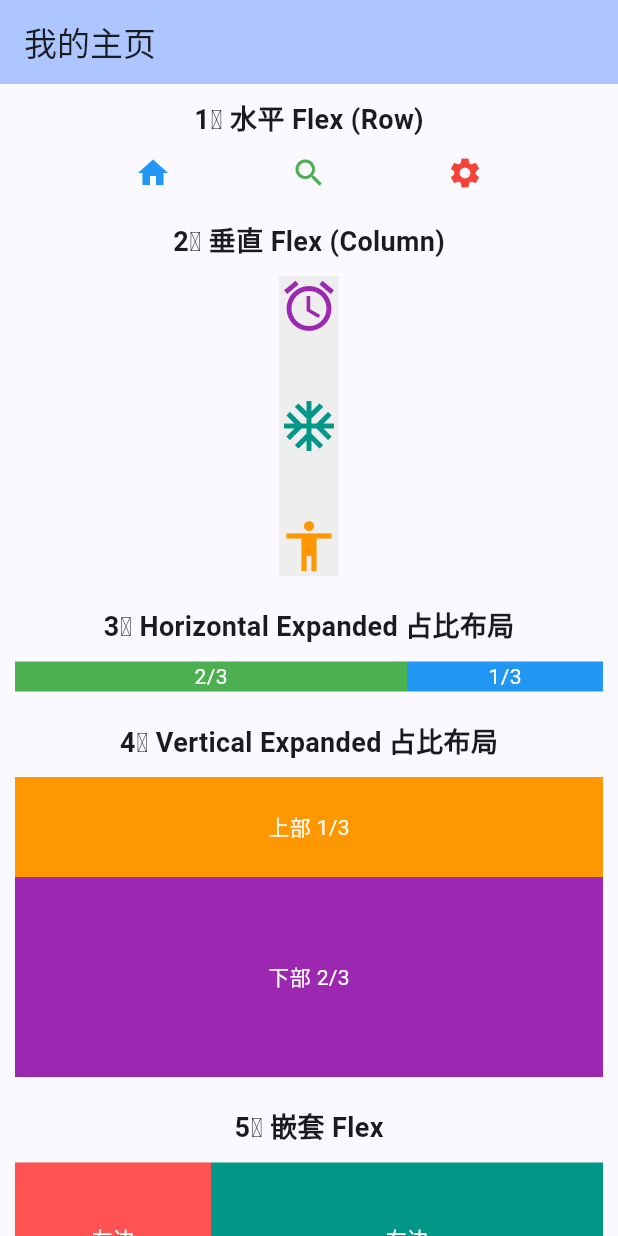
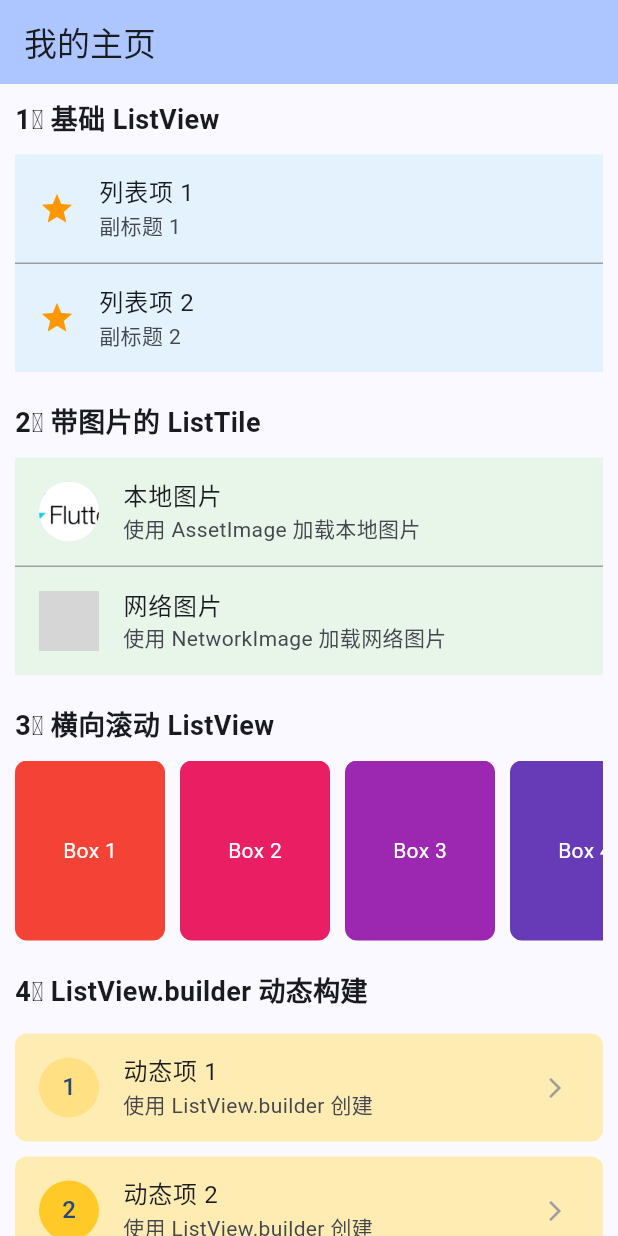
Before and after one commit to joeljhou/hello_flutter, a Flutter app: the screen it shows after launch, on a phone screen of 412 x 824 dp. Run offline on Flutter 3.47's test engine with Material 3 defaults, Android fonts, the phone set to English and light mode, and no system bars; network calls fail; grey boxes are pictures that could not be loaded.

Commit message:
feat(widgets): 添加 ListView 组件

```diff
--- a/lib/main.dart
+++ b/lib/main.dart
@@ -80,7 +80,8 @@ class _MyHomePageState extends State<MyHomePage> {
       // const ImageTest(),
       // const ContainerTest(),
       // const RowTest(),
-      const FlexTest(),
+      // const FlexTest(),
+      const ListviewTest(),
     );
   }
 }
--- /dev/null
+++ b/lib/widgets/listview.dart
@@ -0,0 +1,140 @@
+import 'package:flutter/material.dart';
+
+class ListviewTest extends StatelessWidget {
+  const ListviewTest({super.key});
+
+  @override
+  Widget build(BuildContext context) {
+    return Center(
+      child: ListView(
+        padding: const EdgeInsets.all(10),
+        scrollDirection: Axis.vertical, // 垂直滚动（默认）
+        children: <Widget>[
+          // 1️⃣ 基础文本列表项
+          const Text('1️⃣ 基础 ListView', style: TextStyle(fontSize: 18, fontWeight: FontWeight.bold),),
+          const SizedBox(height: 10),
+          Container(
+            color: Colors.blue[50],
+            child: Column(
+              children: const [
+                ListTile(
+                  leading: Icon(Icons.star, color: Colors.orange),  // Icon
+                  title: Text('列表项 1'),                           // 主标题
+                  subtitle: Text('副标题 1'),                        // 副标题
+                ),
+                Divider(height: 1, color: Colors.grey),
+                ListTile(
+                  leading: Icon(Icons.star, color: Colors.orange),
+                  title: Text('列表项 2'),
+                  subtitle: Text('副标题 2'),
+                ),
+              ],
+            ),
+          ),
+          const SizedBox(height: 20),
+
+          // 2️⃣ 带图片的列表项
+          const Text('2️⃣ 带图片的 ListTile', style: TextStyle(fontSize: 18, fontWeight: FontWeight.bold),),
+          const SizedBox(height: 10),
+          Container(
+            color: Colors.green[50],
+            child: Column(
+              children: const [
+                ListTile(
+                  leading: CircleAvatar(backgroundImage: AssetImage('assets/images/flutter.png'),),
+                  title: Text('本地图片'),
+                  subtitle: Text('使用 AssetImage 加载本地图片'),
+                ),
+                Divider(height: 1, color: Colors.grey),
+                ListTile(
+                  leading: CircleAvatar(backgroundImage: NetworkImage('http://img.geekyspace.cn/pictures/2025/202510082255759.png'),),
+                  title: Text('网络图片'),
+                  subtitle: Text('使用 NetworkImage 加载网络图片'),
+                ),
+              ],
+            ),
+          ),
+          const SizedBox(height: 20),
+
+          // 3️⃣ 横向滚动 ListView
+          const Text('3️⃣ 横向滚动 ListView', style: TextStyle(fontSize: 18, fontWeight: FontWeight.bold),),
+          const SizedBox(height: 10),
+          SizedBox(
+            height: 120,
+            child: ListView(
+              scrollDirection: Axis.horizontal, // 横向滚动
+              children: List.generate(5, (index) {
+                return Container(
+                  width: 100,
+                  margin: const EdgeInsets.only(right: 10),    // 右侧间距
+                  decoration: BoxDecoration(
+                    color: Colors.primaries[index % Colors.primaries.length],  // 循环颜色
+                    borderRadius: BorderRadius.circular(8),    // 圆角
+                  ),
+                  alignment: Alignment.center,                 // 文字居中
+                  child: Text('Box ${index + 1}', style: const TextStyle(color: Colors.white),),
+                );
+              }),
+            ),
+          ),
+          const SizedBox(height: 20),
+
+          // 4️⃣ ListView.builder 动态生成
+          const Text('4️⃣ ListView.builder 动态构建', style: TextStyle(fontSize: 18, fontWeight: FontWeight.bold),),
+          const SizedBox(height: 10),
+          SizedBox(
+            height: 200,
+            child: ListView.builder(
+              itemCount: 5,                       // 列表项数量
+              itemExtent: 82,                     // 每项高度（固定高度可提升性能）
+              itemBuilder: (context, index) {
+                return Container(
+                  margin: const EdgeInsets.symmetric(vertical: 5), // 垂直间距
+                  decoration: BoxDecoration(
+                    color: Colors.amber[100],                      // 背景色（琥珀色）
+                    borderRadius: BorderRadius.circular(8),        // 圆角
+                  ),
+                  child: ListTile(
+                    leading: CircleAvatar(backgroundColor: Colors.amber[(index + 1) * 200 % 900],
+                      child: Text('${index + 1}'),
+                    ),
+                    title: Text('动态项 ${index + 1}'),                  // 标题
+                    subtitle: const Text('使用 ListView.builder 创建'),  // 副标题
+                    trailing: const Icon(Icons.arrow_forward_ios, size: 16, color: Colors.grey),
+                  ),
+                );
+              },
+            ),
+          ),
+          const SizedBox(height: 20),
+
+          // 5️⃣ 分组 + 分割线
+          const Text('5️⃣ 带分组标题的 ListView', style: TextStyle(fontSize: 18, fontWeight: FontWeight.bold),),
+          const SizedBox(height: 10),
+          Container(
+            color: Colors.grey[100],
+            child: Column(
+              crossAxisAlignment: CrossAxisAlignment.start,
+              children: [
+                const Padding(
+                  padding: EdgeInsets.symmetric(vertical: 5, horizontal: 10),
+                  child: Text('热门功能', style: TextStyle(fontSize: 16, fontWeight: FontWeight.bold)),
+                ),
+                const Divider(height: 1, color: Colors.grey),
+                const ListTile(leading: Icon(Icons.message, color: Colors.blue), title: Text('聊天'),),
+                const ListTile(leading: Icon(Icons.camera_alt, color: Colors.redAccent), title: Text('相机'),),
+                const Divider(height: 1, color: Colors.grey),
+                const Padding(
+                  padding: EdgeInsets.symmetric(vertical: 5, horizontal: 10),
+                  child: Text('系统设置', style: TextStyle(fontSize: 16, fontWeight: FontWeight.bold)),
+                ),
+                const ListTile(leading: Icon(Icons.settings, color: Colors.grey), title: Text('设置中心'),),
+              ],
+            ),
+          ),
+          const SizedBox(height: 20),
+        ],
+      ),
+    );
+  }
+}
--- a/lib/widgets/widgets.dart
+++ b/lib/widgets/widgets.dart
@@ -4,3 +4,4 @@ export 'image.dart';
 export 'container.dart';
 export 'row.dart';
 export 'flex.dart';
+export 'listview.dart';
```
